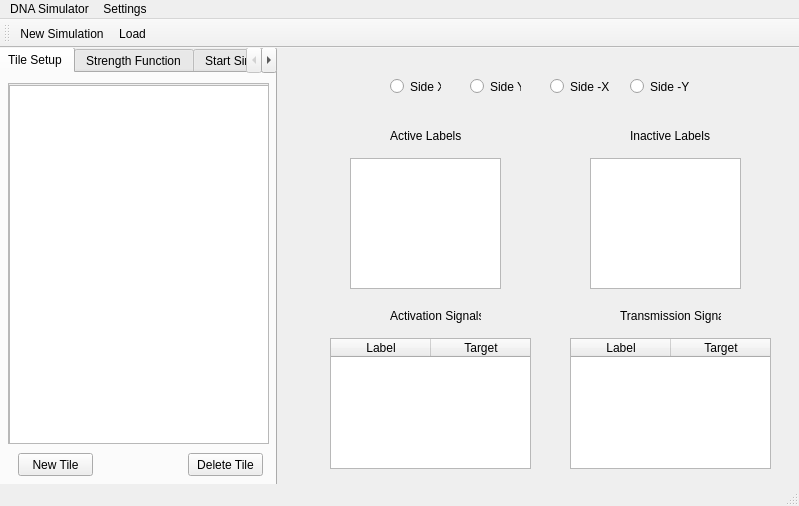
This is mainwindow.ui in Zakkeri/DNA_Simulator as Qt 5 draws it before an edit. The edited form follows.
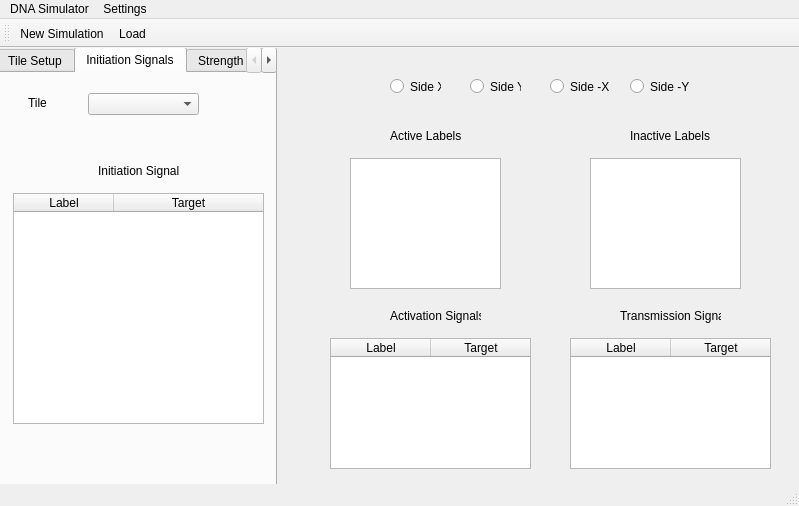
This is the edited form. The open tabs and pages were chosen to show the change.

Commit message: UI updates: Initiation signals were added

```diff
--- a/mainwindow.ui
+++ b/mainwindow.ui
@@ -33,48 +33,6 @@
      <attribute name="title">
       <string>Tile Setup</string>
      </attribute>
-     <widget class="QScrollArea" name="scrollArea">
-      <property name="geometry">
-       <rect>
-        <x>10</x>
-        <y>10</y>
-        <width>261</width>
-        <height>361</height>
-       </rect>
-      </property>
-      <property name="widgetResizable">
-       <bool>true</bool>
-      </property>
-      <widget class="QWidget" name="scrollAreaWidgetContents">
-       <property name="geometry">
-        <rect>
-         <x>0</x>
-         <y>0</y>
-         <width>259</width>
-         <height>359</height>
-        </rect>
-       </property>
-       <widget class="QListWidget" name="listWidget">
-        <property name="geometry">
-         <rect>
-          <x>0</x>
-          <y>1</y>
-          <width>261</width>
-          <height>361</height>
-         </rect>
-        </property>
-        <property name="dragEnabled">
-         <bool>false</bool>
-        </property>
-        <property name="dragDropOverwriteMode">
-         <bool>false</bool>
-        </property>
-        <property name="selectionMode">
-         <enum>QAbstractItemView::ExtendedSelection</enum>
-        </property>
-       </widget>
-      </widget>
-     </widget>
      <widget class="QPushButton" name="NewTileButton">
       <property name="geometry">
        <rect>
@@ -101,6 +59,101 @@
        <string>Delete Tile</string>
       </property>
      </widget>
+     <widget class="QListWidget" name="listWidget">
+      <property name="geometry">
+       <rect>
+        <x>10</x>
+        <y>10</y>
+        <width>261</width>
+        <height>361</height>
+       </rect>
+      </property>
+      <property name="editTriggers">
+       <set>QAbstractItemView::DoubleClicked|QAbstractItemView::EditKeyPressed|QAbstractItemView::SelectedClicked</set>
+      </property>
+      <property name="dragEnabled">
+       <bool>false</bool>
+      </property>
+      <property name="dragDropOverwriteMode">
+       <bool>false</bool>
+      </property>
+      <property name="selectionMode">
+       <enum>QAbstractItemView::SingleSelection</enum>
+      </property>
+      <property name="selectionBehavior">
+       <enum>QAbstractItemView::SelectItems</enum>
+      </property>
+     </widget>
+    </widget>
+    <widget class="QWidget" name="tab_4">
+     <attribute name="title">
+      <string>Initiation Signals</string>
+     </attribute>
+     <widget class="QLabel" name="label_3">
+      <property name="geometry">
+       <rect>
+        <x>30</x>
+        <y>20</y>
+        <width>21</width>
+        <height>20</height>
+       </rect>
+      </property>
+      <property name="text">
+       <string>Tile</string>
+      </property>
+     </widget>
+     <widget class="QTableWidget" name="tableWidget_2">
+      <property name="geometry">
+       <rect>
+        <x>15</x>
+        <y>120</y>
+        <width>251</width>
+        <height>231</height>
+       </rect>
+      </property>
+      <property name="sizePolicy">
+       <sizepolicy hsizetype="Expanding" vsizetype="Expanding">
+        <horstretch>0</horstretch>
+        <verstretch>0</verstretch>
+       </sizepolicy>
+      </property>
+      <attribute name="horizontalHeaderStretchLastSection">
+       <bool>true</bool>
+      </attribute>
+      <column>
+       <property name="text">
+        <string>Label</string>
+       </property>
+      </column>
+      <column>
+       <property name="text">
+        <string>Target</string>
+       </property>
+      </column>
+     </widget>
+     <widget class="QLabel" name="label_8">
+      <property name="geometry">
+       <rect>
+        <x>100</x>
+        <y>90</y>
+        <width>81</width>
+        <height>16</height>
+       </rect>
+      </property>
+      <property name="text">
+       <string>Initiation Signals</string>
+      </property>
+     </widget>
+     <widget class="QComboBox" name="tile_comboBox">
+      <property name="geometry">
+       <rect>
+        <x>90</x>
+        <y>20</y>
+        <width>111</width>
+        <height>22</height>
+       </rect>
+      </property>
+     </widget>
     </widget>
     <widget class="QWidget" name="tab_3">
      <attribute name="title">
```
Left out of the diff: 56 changed lines with no effect on the pictures. The commit also changes 2 other files.
